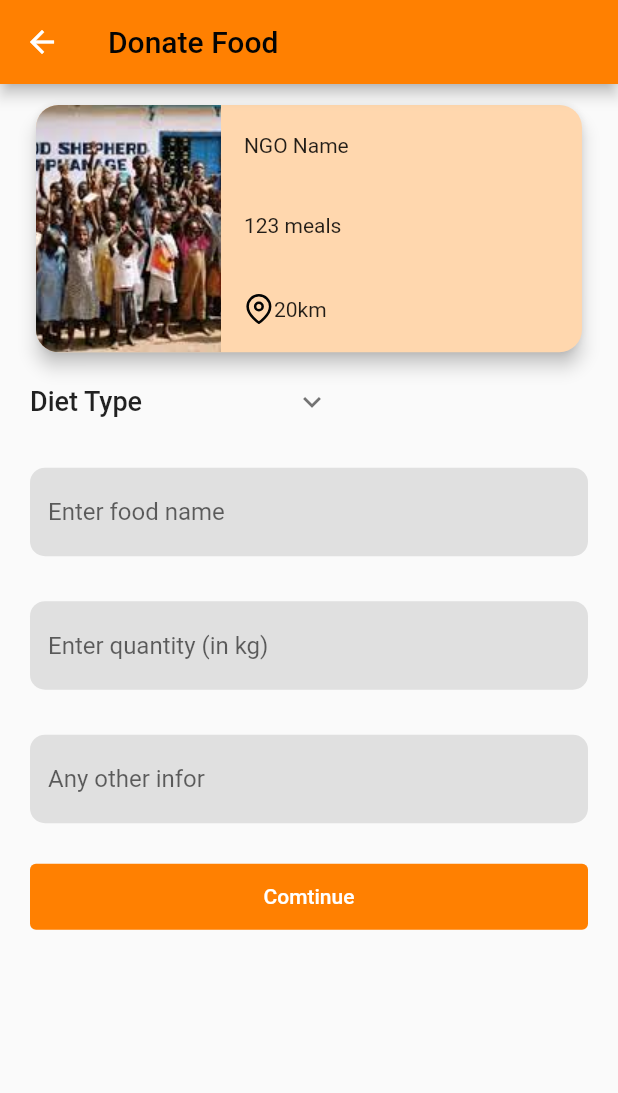
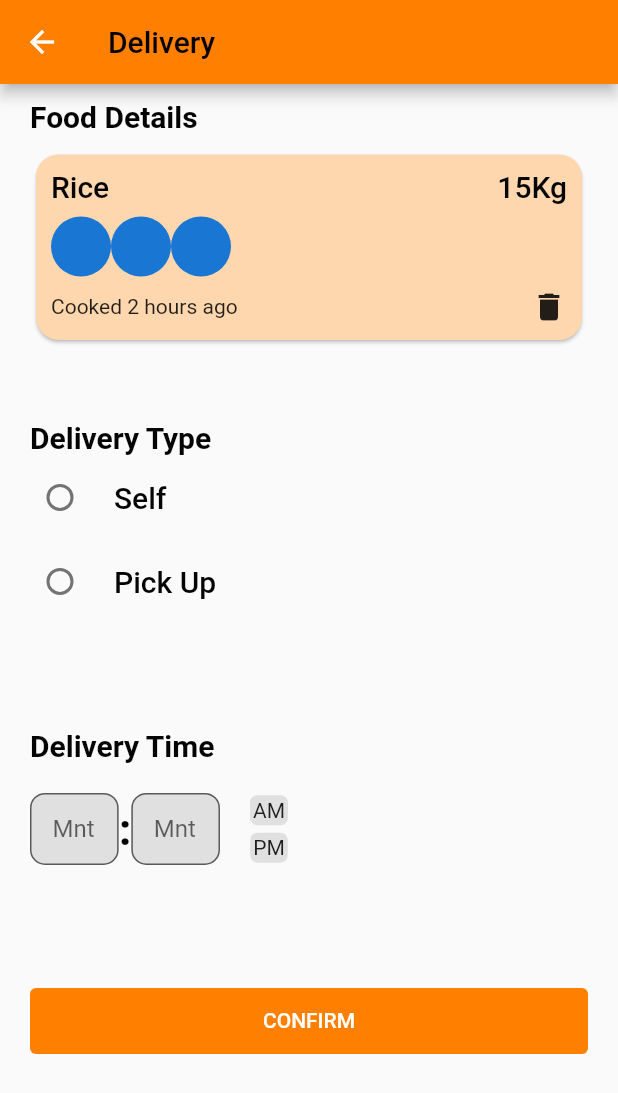
Before and after one commit to Aburafik/ffeedHub_app, a Flutter app: the DonateFood screen opened by its route, after a tap on "Comtinue", on a phone screen of 412 x 824 dp. Shown: the top 1093 px of the screen. Run offline on Flutter 3.47's test engine with Material 2 defaults, Android fonts, the phone set to English and light mode, and no system bars; our stand-ins replace feather_icons, flutter_easyloading, flutter_onboarding_slider, fluttertoast.

Commit message:
Delivery details Screen

```diff
--- /dev/null
+++ b/lib/Commons/Components/pickup_time_component.dart
@@ -0,0 +1,22 @@
+import 'package:ffeed_hub/Commons/color_theme.dart';
+import 'package:flutter/material.dart';
+
+class PickupTimeSelectorComponent extends StatelessWidget {
+  const PickupTimeSelectorComponent({
+    Key? key,
+  }) : super(key: key);
+
+  @override
+  Widget build(BuildContext context) {
+    return Expanded(
+        child: TextField(
+      // keyboardType: TextInputType.number,
+      decoration: InputDecoration(
+          hintText: "Mnt",
+          filled: true,
+          fillColor: lightGreyColor,
+          contentPadding: const EdgeInsets.symmetric(horizontal: 15),
+          border: OutlineInputBorder(borderRadius: BorderRadius.circular(10))),
+    ));
+  }
+}
--- /dev/null
+++ b/lib/Commons/Components/time_zone_selector.dart
@@ -0,0 +1,23 @@
+import 'package:flutter/material.dart';
+
+class TimeZoneSelectorComponent extends StatelessWidget {
+  TimeZoneSelectorComponent({Key? key, this.title, this.onTap, this.selectedColor})
+      : super(key: key);
+
+  String? title;
+  Function()? onTap;
+  Color? selectedColor;
+  @override
+  Widget build(BuildContext context) {
+    return GestureDetector(
+      onTap: onTap,
+      child: Material(
+          shape: RoundedRectangleBorder(borderRadius: BorderRadius.circular(5)),
+          color: selectedColor,
+          child: Padding(
+            padding: const EdgeInsets.all(2.0),
+            child: Text(title!),
+          )),
+    );
+  }
+}
--- /dev/null
+++ b/lib/Commons/delivery_details_card.dart
@@ -0,0 +1,56 @@
+import 'package:ffeed_hub/Commons/color_theme.dart';
+import 'package:flutter/material.dart';
+
+class DeliveryDetailsCard extends StatelessWidget {
+  const DeliveryDetailsCard({
+    Key? key,
+  }) : super(key: key);
+
+  @override
+  Widget build(BuildContext context) {
+    TextStyle textStyle = Theme.of(context)
+        .textTheme
+        .bodyText1!
+        .copyWith(fontSize: 20, color: blackColor);
+
+    return Card(
+      shape: RoundedRectangleBorder(borderRadius: BorderRadius.circular(15)),
+      color: yellowColor,
+      child: Container(
+        padding: const EdgeInsets.all(10),
+        height: MediaQuery.of(context).size.height * .15,
+        width: MediaQuery.of(context).size.width,
+        child: Column(
+          crossAxisAlignment: CrossAxisAlignment.start,
+          mainAxisAlignment: MainAxisAlignment.spaceBetween,
+          children: [
+            Row(
+              mainAxisAlignment: MainAxisAlignment.spaceBetween,
+              children: [
+                Text(
+                  "Rice",
+                  style: textStyle,
+                ),
+                Text(
+                  "15Kg",
+                  style: textStyle,
+                ),
+              ],
+            ),
+            Wrap(
+              children: const [
+                CircleAvatar(),
+                CircleAvatar(),
+                CircleAvatar(),
+              ],
+            ),
+            Row(
+              mainAxisAlignment: MainAxisAlignment.spaceBetween,
+              children: const [Text("Cooked 2 hours ago"), Icon(Icons.delete)],
+            )
+          ],
+        ),
+      ),
+    );
+  }
+}
--- /dev/null
+++ b/lib/Views/Donate/delivery_details.dart
@@ -0,0 +1,147 @@
+import 'package:ffeed_hub/Commons/Components/custom_button.dart';
+import 'package:ffeed_hub/Commons/Components/pickup_time_component.dart';
+import 'package:ffeed_hub/Commons/Components/time_zone_selector.dart';
+import 'package:ffeed_hub/Commons/color_theme.dart';
+import 'package:ffeed_hub/Commons/delivery_details_card.dart';
+import 'package:flutter/material.dart';
+
+class DonateFoodDetails extends StatefulWidget {
+  const DonateFoodDetails({super.key});
+
+  @override
+  State<DonateFoodDetails> createState() => _DonateFoodDetailsState();
+}
+
+class _DonateFoodDetailsState extends State<DonateFoodDetails> {
+  String? selectedValue;
+
+  String? selectedTimeZone;
+
+  @override
+  Widget build(BuildContext context) {
+    TextStyle textStyle = Theme.of(context)
+        .textTheme
+        .bodyText1!
+        .copyWith(color: blackColor, fontSize: 20);
+    return Scaffold(
+      appBar: AppBar(
+        backgroundColor: primaryColor,
+        title: Text(
+          "Delivery",
+          style: textStyle,
+        ),
+      ),
+      body: Padding(
+        padding: const EdgeInsets.symmetric(horizontal: 20),
+        child: SingleChildScrollView(
+          child: Column(
+            crossAxisAlignment: CrossAxisAlignment.start,
+            children: [
+              Padding(
+                padding: const EdgeInsets.symmetric(vertical: 10),
+                child: Text("Food Details",
+                    style: textStyle.copyWith(fontWeight: FontWeight.bold)),
+              ),
+              const DeliveryDetailsCard(),
+              const SizedBox(height: 50),
+              Text(
+                "Delivery Type",
+                style: textStyle.copyWith(
+                    fontSize: 20, fontWeight: FontWeight.bold),
+              ),
+              RadioListTile(
+                activeColor: primaryColor,
+                contentPadding: EdgeInsets.zero,
+                value: "Self",
+                groupValue: selectedValue,
+                title: Text(
+                  "Self",
+                  style: textStyle,
+                ),
+                onChanged: (value) {
+                  setState(() {
+                    selectedValue = value;
+                  });
+                },
+              ),
+              RadioListTile(
+                activeColor: primaryColor,
+                contentPadding: EdgeInsets.zero,
+                value: "Pick Up",
+                groupValue: selectedValue,
+                title: Text(
+                  "Pick Up",
+                  style: textStyle,
+                ),
+                onChanged: (value) {
+                  setState(() {
+                    selectedValue = value;
+                  });
+                },
+              ),
+              const SizedBox(height: 50),
+              Padding(
+                padding: const EdgeInsets.only(top: 20),
+                child: Text(
+                  "Delivery Time",
+                  style: textStyle.copyWith(
+                      fontSize: 20, fontWeight: FontWeight.bold),
+                ),
+              ),
+              Padding(
+                padding: const EdgeInsets.symmetric(vertical: 20),
+                child: Row(
+                  children: [
+                    const PickupTimeSelectorComponent(),
+                    Text(
+                      ":",
+                      style: textStyle.copyWith(
+                          fontSize: 30, fontWeight: FontWeight.bold),
+                    ),
+                    const PickupTimeSelectorComponent(),
+                    const SizedBox(width: 20),
+                    Column(
+                      children: [
+                        TimeZoneSelectorComponent(
+                          selectedColor: selectedTimeZone == "AM"
+                              ? primaryColor
+                              : lightGreyColor,
+                          title: "AM",
+                          onTap: () {
+                            setState(() => selectedTimeZone = "AM");
+                          },
+                        ),
+                        const SizedBox(height: 5),
+                        TimeZoneSelectorComponent(
+                          selectedColor: selectedTimeZone == "PM"
+                              ? primaryColor
+                              : lightGreyColor,
+                          title: "PM",
+                          onTap: () {
+                            setState(() => selectedTimeZone = "PM");
+                          },
+                        ),
+                      ],
+                    ),
+                    const SizedBox(width: 200)
+                  ],
+                ),
+              ),
+              SizedBox(height: 50),
+              CustomButtonComponent(
+                buttonText: "CONFIRM",
+                onPressed: () {},
+              ),
+            ],
+          ),
+        ),
+      ),
+    );
+  }
+}
+
+
+
+
+
+//https://www.behance.net/gallery/146348903/UX-Portfolio-School-Management?tracking_source=search_projects%7Cschool%20mobile%20app%20management
--- a/lib/Views/Donate/donate.dart
+++ b/lib/Views/Donate/donate.dart
@@ -3,11 +3,21 @@ import 'package:ffeed_hub/Commons/Components/custom_button.dart';
 import 'package:ffeed_hub/Commons/color_theme.dart';
 import 'package:flutter/material.dart';
 
-class DonateFood extends StatelessWidget {
+class DonateFood extends StatefulWidget {
   DonateFood({super.key});
+
+  @override
+  State<DonateFood> createState() => _DonateFoodState();
+}
+
+class _DonateFoodState extends State<DonateFood> {
   TextEditingController foodNameController = TextEditingController();
+
   TextEditingController foodQuantityController = TextEditingController();
+
   TextEditingController moreInforController = TextEditingController();
+
+  String? selectedValue;
 
   @override
   Widget build(BuildContext context) {
@@ -91,20 +101,35 @@ class DonateFood extends StatelessWidget {
                   ),
                   children: [
                     RadioListTile(
-                        value: "Vega",
-                        groupValue: "Vega",
-                        title: Text("Vega"),
-                        onChanged: (value) {}),
+                      value: "Vega",
+                      groupValue: selectedValue,
+                      title: const Text("Vega"),
+                      onChanged: (value) {
+                        setState(() {
+                          selectedValue = value;
+                        });
+                      },
+                    ),
                     RadioListTile(
-                        value: "Vega",
-                        groupValue: "Vega",
-                        title: Text("Vega"),
-                        onChanged: (value) {}),
+                      value: "Vegitable",
+                      groupValue: selectedValue,
+                      title: const Text("Vegitable"),
+                      onChanged: (value) {
+                        setState(() {
+                          selectedValue = value;
+                        });
+                      },
+                    ),
                     RadioListTile(
-                        value: "Vega",
-                        groupValue: "Vega",
-                        title: Text("Vega"),
-                        onChanged: (value) {})
+                      value: "Non Veg",
+                      groupValue: selectedValue,
+                      title: const Text("Non Veg"),
+                      onChanged: (value) {
+                        setState(() {
+                          selectedValue = value;
+                        });
+                      },
+                    )
                   ],
                 ),
               ),
@@ -122,7 +147,9 @@ class DonateFood extends StatelessWidget {
               ),
               CustomButtonComponent(
                 buttonText: "Comtinue",
-                onPressed: () {},
+                onPressed: () {
+                  Navigator.pushNamed(context, "/donate-details-view");
+                },
               )
             ],
           ),
--- a/lib/Views/Onboarding/splash_screen.dart
+++ b/lib/Views/Onboarding/splash_screen.dart
@@ -13,7 +13,7 @@ class SplashScreenView extends StatefulWidget {
 class _SplashScreenViewState extends State<SplashScreenView> {
   @override
   void initState() {
-    Timer(Duration(seconds: 3),
+    Timer(const Duration(seconds: 3),
         () => Navigator.pushNamed(context, "/onboarding-view"));
     super.initState();
   }
@@ -25,23 +25,34 @@ class _SplashScreenViewState extends State<SplashScreenView> {
         .bodyText1!
         .copyWith(fontSize: 20, color: blackColor);
     return Scaffold(
+      backgroundColor: whiteColor,
       body: Center(
-        child: Column(
-          mainAxisAlignment: MainAxisAlignment.center,
-          children: [
-            const Icon(
-              Icons.handshake,
-              size: 50,
-            ),
-            RichText(
-                text: TextSpan(text: "fFeed", style: textStyle, children: [
-              TextSpan(
-                  text: "Hub",
-                  style: textStyle.copyWith(
-                      color: greenColor, fontWeight: FontWeight.bold))
-            ]))
-          ],
-        ),
+        child: Image.asset("images/logo2.jpg")
+
+        // Column(
+        //   mainAxisAlignment: MainAxisAlignment.center,
+        //   children: [
+        //     const Icon(
+        //       Icons.handshake,
+        //       size: 50,
+        //     ),
+        //     RichText(
+        //       text: TextSpan(
+        //         text: "fFeed",
+        //         style: textStyle,
+        //         children: [
+        //           TextSpan(
+        //               text: "Hub",
+        //               style: textStyle.copyWith(
+        //                   color: greenColor, fontWeight: FontWeight.bold))
+        //         ],
+        //       ),
+        //     )
+        //   ],
+        // ),
+
+
+
       ),
     );
   }
--- a/lib/app.dart
+++ b/lib/app.dart
@@ -2,6 +2,7 @@ import 'package:ffeed_hub/Views/Auths/choose_role.dart';
 import 'package:ffeed_hub/Views/Auths/sign_in_view.dart';
 import 'package:ffeed_hub/Views/Auths/sign_up_view.dart';
 import 'package:ffeed_hub/Views/Donate/donate.dart';
+import 'package:ffeed_hub/Views/Donate/delivery_details.dart';
 import 'package:ffeed_hub/Views/FoodPickUps/pick_up_request_view.dart';
 import 'package:ffeed_hub/Views/Home/home_view.dart';
 import 'package:ffeed_hub/Views/Onboarding/onboarding_view.dart';
@@ -28,6 +29,7 @@ class MyApp extends StatelessWidget {
         "/home-view": (context) => const HomeView(),
         "/donate-view": (context) =>  DonateFood(),
         "/pickup-request-view": (context) => const FoodPickRequestVC(),
+        "/donate-details-view": (context) =>  DonateFoodDetails(),
       },
     );
   }
```
Also changed, not shown: images/logo.jpg (added), images/logo2.jpg (added).
